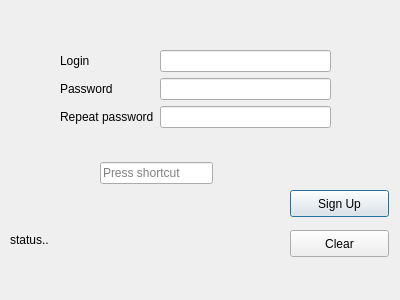
annaprok/ZooShop, file MyZooShop/signup.ui: the form before one commit.
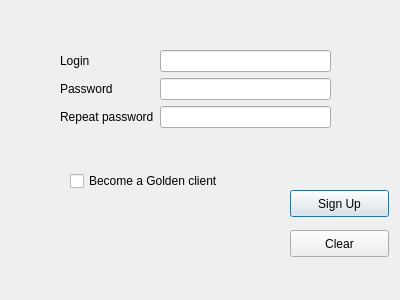
The form after the commit.

The edit to the form file:
```diff
--- a/MyZooShop/signup.ui
+++ b/MyZooShop/signup.ui
@@ -13,19 +13,6 @@
   <property name="windowTitle">
    <string>Dialog</string>
   </property>
-  <widget class="QLabel" name="statusLabel">
-   <property name="geometry">
-    <rect>
-     <x>10</x>
-     <y>230</y>
-     <width>261</width>
-     <height>20</height>
-    </rect>
-   </property>
-   <property name="text">
-    <string>status..</string>
-   </property>
-  </widget>
   <widget class="QWidget" name="formLayoutWidget">
    <property name="geometry">
     <rect>
@@ -102,17 +89,17 @@
     <string>Clear</string>
    </property>
   </widget>
-  <widget class="QKeySequenceEdit" name="keySequenceEdit">
+  <widget class="QCheckBox" name="checkBox">
    <property name="geometry">
     <rect>
-     <x>100</x>
-     <y>160</y>
-     <width>113</width>
-     <height>27</height>
+     <x>70</x>
+     <y>170</y>
+     <width>191</width>
+     <height>22</height>
     </rect>
    </property>
-   <property name="inputMethodHints">
-    <set>Qt::ImhDigitsOnly</set>
+   <property name="text">
+    <string>Become a Golden client</string>
    </property>
   </widget>
  </widget>
```
